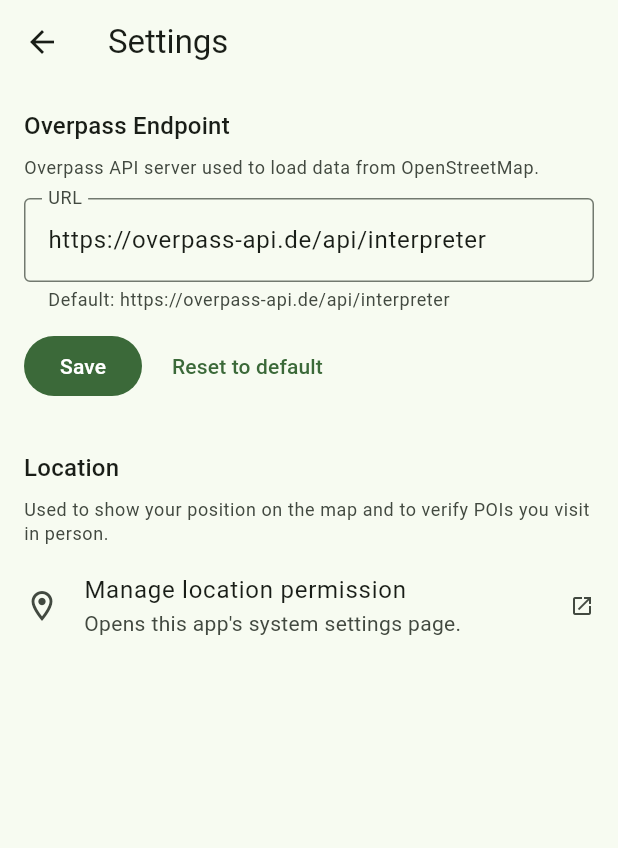
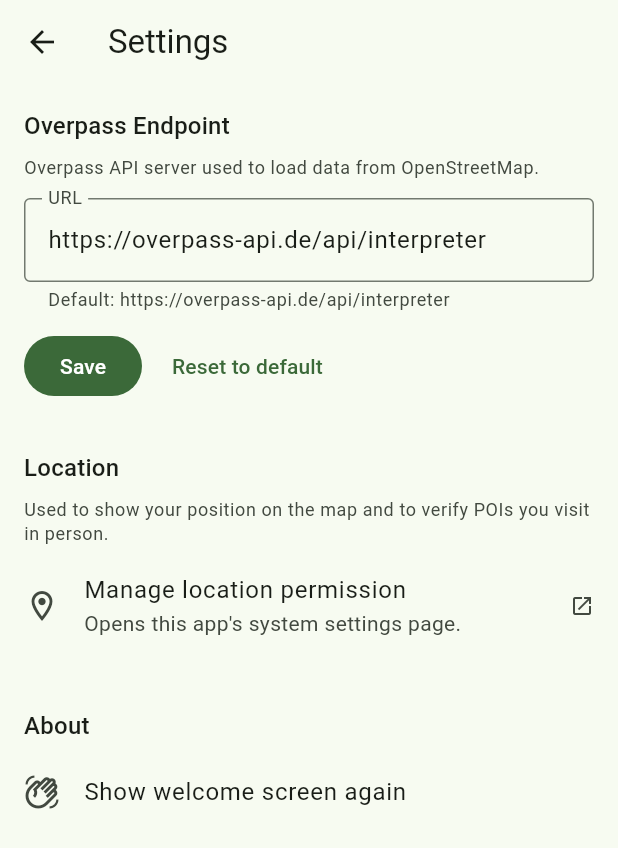
Before and after one commit to MapRVA/swap-box-map, a Flutter app: the screen it shows after launch, after a tap on "Let's Go", after a tap on the "menu" icon, after a tap on "Settings", on a phone screen of 412 x 824 dp. Shown: the top 848 px of the screen. Run offline on Flutter 3.47's test engine with Material 3 defaults, Android fonts, the phone set to English and light mode, and no system bars; our stand-ins replace cached_network_image, flutter_cache_manager, geolocator, shared_preferences, sqflite; missing offline and left inert: maplibre_gl, oauth2_client; accounts and stored records are empty.

Commit message:
don't show the welcome screen after the first time
- add option to view welcome screen again in settings

```diff
--- a/lib/main.dart
+++ b/lib/main.dart
@@ -1,6 +1,7 @@
 import 'package:flutter/material.dart';
 import 'package:flutter/services.dart';
 
+import 'screens/home_screen.dart';
 import 'screens/welcome_screen.dart';
 import 'services/edit_queue_service.dart';
 import 'services/osm_auth_service.dart';
@@ -76,7 +77,10 @@ class _SwapBoxMapAppState extends State<SwapBoxMapApp> {
               body: Center(child: CircularProgressIndicator()),
             );
           }
-          return WelcomeScreen(
+          if (!widget.settingsService.welcomeSeen) {
+            return WelcomeScreen(settingsService: widget.settingsService);
+          }
+          return HomeScreen(
             authService: widget.authService,
             settingsService: widget.settingsService,
             editQueueService: widget.editQueueService,
--- a/lib/screens/settings_screen.dart
+++ b/lib/screens/settings_screen.dart
@@ -123,8 +123,26 @@ class _SettingsScreenState extends State<SettingsScreen> {
             trailing: const Icon(Icons.open_in_new, size: 16),
             onTap: () => Geolocator.openAppSettings(),
           ),
+          const SizedBox(height: 32),
+          Text('About', style: theme.textTheme.titleMedium),
+          const SizedBox(height: 4),
+          ListTile(
+            contentPadding: EdgeInsets.zero,
+            leading: const Icon(Icons.waving_hand_outlined),
+            title: const Text('Show welcome screen again'),
+            onTap: _showWelcomeAgain,
+          ),
         ],
       ),
     );
   }
+
+  Future<void> _showWelcomeAgain() async {
+    final navigator = Navigator.of(context);
+    await widget.settingsService.resetWelcomeSeen();
+    if (!mounted) return;
+    // The root AnimatedBuilder in main.dart re-renders to WelcomeScreen as
+    // soon as welcomeSeen flips, so popping back to the root surfaces it.
+    navigator.popUntil((route) => route.isFirst);
+  }
 }
--- a/lib/screens/welcome_screen.dart
+++ b/lib/screens/welcome_screen.dart
@@ -1,37 +1,16 @@
 import 'package:flutter/material.dart';
 
-import '../services/edit_queue_service.dart';
-import '../services/osm_auth_service.dart';
-import '../services/recent_uploads_service.dart';
 import '../services/settings_service.dart';
-import 'home_screen.dart';
 
+/// First-run greeting. Tapping "Let's Go" flips [SettingsService.welcomeSeen],
+/// which causes the root `AnimatedBuilder` in `main.dart` to swap this screen
+/// out for `HomeScreen`. We deliberately do not navigate here: keeping the
+/// root builder in control lets `SettingsService.resetWelcomeSeen()` surface
+/// the welcome screen again later without route juggling.
 class WelcomeScreen extends StatelessWidget {
-  const WelcomeScreen({
-    super.key,
-    required this.authService,
-    required this.settingsService,
-    required this.editQueueService,
-    required this.recentUploadsService,
-  });
+  const WelcomeScreen({super.key, required this.settingsService});
 
-  final OsmAuthService authService;
   final SettingsService settingsService;
-  final EditQueueService editQueueService;
-  final RecentUploadsService recentUploadsService;
-
-  void _enter(BuildContext context) {
-    Navigator.of(context).pushReplacement(
-      MaterialPageRoute<void>(
-        builder: (_) => HomeScreen(
-          authService: authService,
-          settingsService: settingsService,
-          editQueueService: editQueueService,
-          recentUploadsService: recentUploadsService,
-        ),
-      ),
-    );
-  }
 
   @override
   Widget build(BuildContext context) {
@@ -63,7 +42,7 @@ class WelcomeScreen extends StatelessWidget {
                 ),
                 const SizedBox(height: 32),
                 FilledButton.icon(
-                  onPressed: () => _enter(context),
+                  onPressed: settingsService.markWelcomeSeen,
                   icon: const Icon(Icons.arrow_forward),
                   label: const Text("Let's Go"),
                 ),
--- a/lib/services/settings_service.dart
+++ b/lib/services/settings_service.dart
@@ -6,10 +6,12 @@ import '../config.dart';
 class SettingsService extends ChangeNotifier {
   static const _overpassUrlKey = 'overpass_url';
   static const _osmApiUrlKey = 'osm_api_url';
+  static const _welcomeSeenKey = 'welcome_seen';
 
   SharedPreferences? _prefs;
   String? _overpassUrlOverride;
   String? _osmApiUrlOverride;
+  bool _welcomeSeen = false;
   bool _initialized = false;
 
   bool get isInitialized => _initialized;
@@ -31,12 +33,33 @@ class SettingsService extends ChangeNotifier {
 
   String? get osmApiUrlOverride => _osmApiUrlOverride;
 
+  /// True once the user has tapped past the welcome screen. Persists across
+  /// launches so the welcome screen only appears on the very first run.
+  bool get welcomeSeen => _welcomeSeen;
+
   Future<void> init() async {
     if (_initialized) return;
     _prefs = await SharedPreferences.getInstance();
     _overpassUrlOverride = _prefs!.getString(_overpassUrlKey);
     _osmApiUrlOverride = _prefs!.getString(_osmApiUrlKey);
+    _welcomeSeen = _prefs!.getBool(_welcomeSeenKey) ?? false;
     _initialized = true;
+    notifyListeners();
+  }
+
+  Future<void> markWelcomeSeen() async {
+    final prefs = _prefs;
+    if (prefs == null || _welcomeSeen) return;
+    await prefs.setBool(_welcomeSeenKey, true);
+    _welcomeSeen = true;
+    notifyListeners();
+  }
+
+  Future<void> resetWelcomeSeen() async {
+    final prefs = _prefs;
+    if (prefs == null || !_welcomeSeen) return;
+    await prefs.remove(_welcomeSeenKey);
+    _welcomeSeen = false;
     notifyListeners();
   }
 
```
